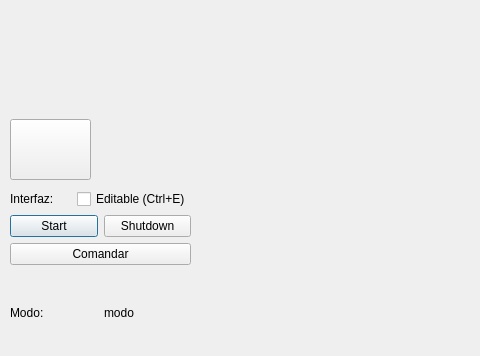
arukagiri/interfazLAC, file volante.ui: the form before one commit; both pictures show x 0 to 480 and y 211 to 567 of the 1082 by 567 pixel window.
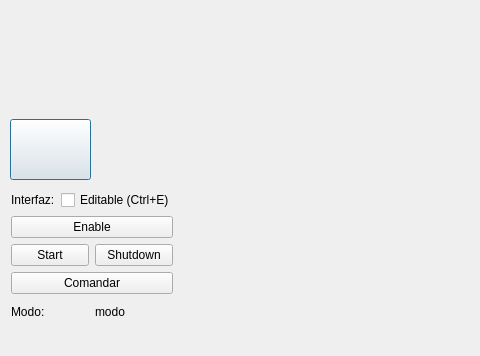
The form after the commit. Icons and pictures are not drawn.

The edit to the form file:
```diff
--- a/volante.ui
+++ b/volante.ui
@@ -279,82 +279,6 @@
     </item>
    </layout>
   </widget>
-  <widget class="QWidget" name="layoutWidget">
-   <property name="geometry">
-    <rect>
-     <x>10</x>
-     <y>400</y>
-     <width>181</width>
-     <height>166</height>
-    </rect>
-   </property>
-   <layout class="QVBoxLayout" name="verticalLayout">
-    <item>
-     <layout class="QHBoxLayout" name="horizontalLayout_9">
-      <item>
-       <widget class="QLabel" name="label_2">
-        <property name="text">
-         <string>Interfaz:</string>
-        </property>
-       </widget>
-      </item>
-      <item>
-       <widget class="QCheckBox" name="edit_checkBox">
-        <property name="toolTip">
-         <string>&lt;html&gt;&lt;head/&gt;&lt;body&gt;&lt;p&gt;Usa el atajo Ctrl+E para cambiar este checkbox.&lt;/p&gt;&lt;/body&gt;&lt;/html&gt;</string>
-        </property>
-        <property name="text">
-         <string>Editable (Ctrl+E)</string>
-        </property>
-       </widget>
-      </item>
-     </layout>
-    </item>
-    <item>
-     <layout class="QHBoxLayout" name="horizontalLayout_10">
-      <item>
-       <widget class="QPushButton" name="pushButton_start">
-        <property name="text">
-         <string>Start</string>
-        </property>
-       </widget>
-      </item>
-      <item>
-       <widget class="QPushButton" name="pushButton_shutdown">
-        <property name="text">
-         <string>Shutdown</string>
-        </property>
-       </widget>
-      </item>
-     </layout>
-    </item>
-    <item>
-     <widget class="QPushButton" name="pushButton_comandar">
-      <property name="text">
-       <string>Comandar</string>
-      </property>
-     </widget>
-    </item>
-    <item>
-     <layout class="QHBoxLayout" name="horizontalLayout_7">
-      <item>
-       <widget class="QLabel" name="label_mod">
-        <property name="text">
-         <string>Modo:</string>
-        </property>
-       </widget>
-      </item>
-      <item>
-       <widget class="QLabel" name="label_modo">
-        <property name="text">
-         <string>modo</string>
-        </property>
-       </widget>
-      </item>
-     </layout>
-    </item>
-   </layout>
-  </widget>
   <widget class="QLabel" name="label_edit">
    <property name="enabled">
     <bool>true</bool>
@@ -412,6 +336,93 @@
     </size>
    </property>
   </widget>
+  <widget class="QWidget" name="">
+   <property name="geometry">
+    <rect>
+     <x>11</x>
+     <y>401</y>
+     <width>162</width>
+     <height>133</height>
+    </rect>
+   </property>
+   <layout class="QVBoxLayout" name="verticalLayout_3">
+    <item>
+     <layout class="QHBoxLayout" name="horizontalLayout_9">
+      <item>
+       <widget class="QLabel" name="label_2">
+        <property name="text">
+         <string>Interfaz:</string>
+        </property>
+       </widget>
+      </item>
+      <item>
+       <widget class="QCheckBox" name="edit_checkBox">
+        <property name="toolTip">
+         <string>&lt;html&gt;&lt;head/&gt;&lt;body&gt;&lt;p&gt;Usa el atajo Ctrl+E para cambiar este checkbox.&lt;/p&gt;&lt;/body&gt;&lt;/html&gt;</string>
+        </property>
+        <property name="text">
+         <string>Editable (Ctrl+E)</string>
+        </property>
+       </widget>
+      </item>
+     </layout>
+    </item>
+    <item>
+     <layout class="QVBoxLayout" name="verticalLayout">
+      <item>
+       <widget class="QPushButton" name="pushButton">
+        <property name="text">
+         <string>Enable</string>
+        </property>
+       </widget>
+      </item>
+      <item>
+       <layout class="QHBoxLayout" name="horizontalLayout_4">
+        <item>
+         <widget class="QPushButton" name="pushButton_start">
+          <property name="text">
+           <string>Start</string>
+          </property>
+         </widget>
+        </item>
+        <item>
+         <widget class="QPushButton" name="pushButton_shutdown">
+          <property name="text">
+           <string>Shutdown</string>
+          </property>
+         </widget>
+        </item>
+       </layout>
+      </item>
+      <item>
+       <widget class="QPushButton" name="pushButton_comandar">
+        <property name="text">
+         <string>Comandar</string>
+        </property>
+       </widget>
+      </item>
+     </layout>
+    </item>
+    <item>
+     <layout class="QHBoxLayout" name="horizontalLayout_7">
+      <item>
+       <widget class="QLabel" name="label_mod">
+        <property name="text">
+         <string>Modo:</string>
+        </property>
+       </widget>
+      </item>
+      <item>
+       <widget class="QLabel" name="label_modo">
+        <property name="text">
+         <string>modo</string>
+        </property>
+       </widget>
+      </item>
+     </layout>
+    </item>
+   </layout>
+  </widget>
  </widget>
  <resources>
   <include location="imagenes.qrc"/>
```
